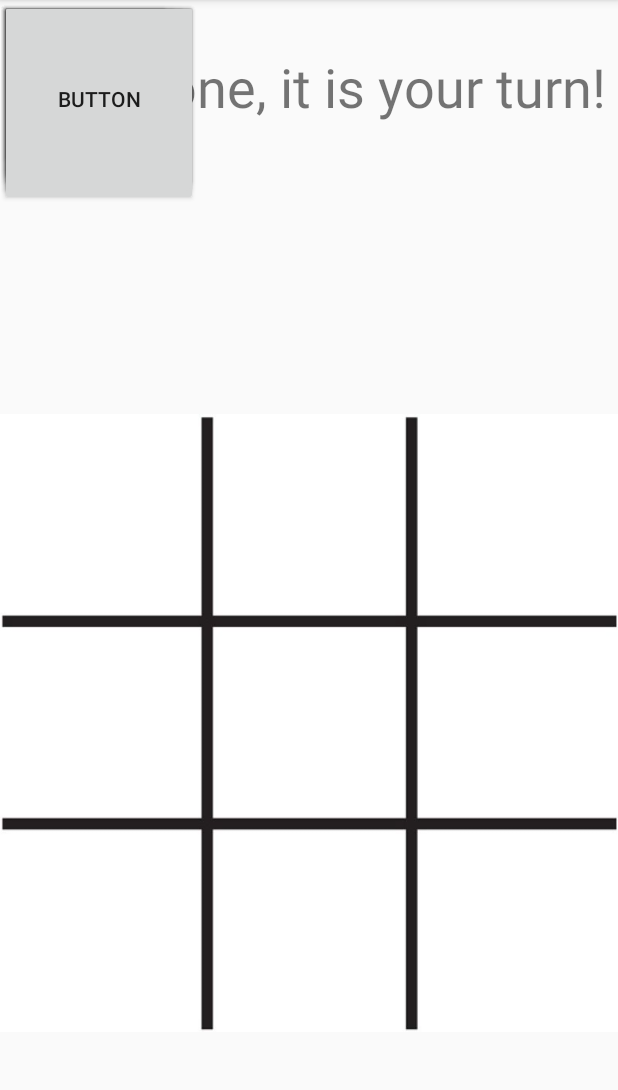
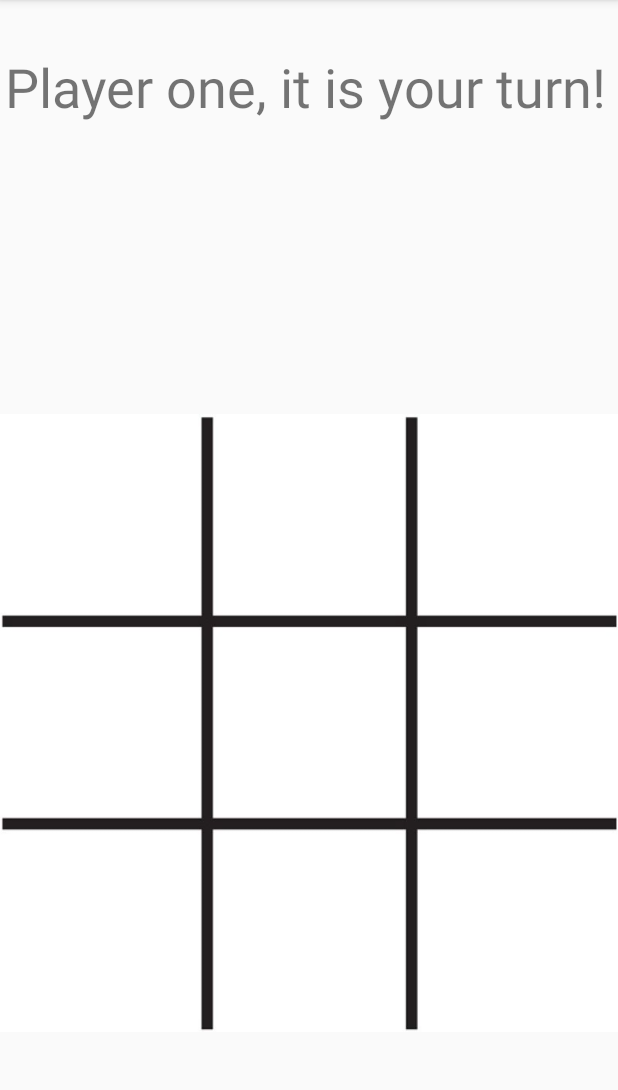
Before and after one commit to DanielSapp/Tic_Tac_Toe, an Android app: the GameActivity screen opened directly, with no data from a screen before it, on a phone screen of 412 x 824 dp, the part 84-1174 px from its top. Run offline under Robolectric (Android 15) with nearby library versions, the phone set to English and light mode, and no system bars.

Commit message:
Formatted buttons to be invisible and have correct text size to be later updated.

```diff
--- a/app/src/main/res/layout/activity_game.xml
+++ b/app/src/main/res/layout/activity_game.xml
@@ -31,71 +31,98 @@
         android:id="@+id/ULButton"
         android:layout_width="120dp"
         android:layout_height="123dp"
-        android:text="Button"
-        tools:layout_editor_absoluteX="7dp"
-        tools:layout_editor_absoluteY="264dp" />
+        android:layout_marginStart="7dp"
+        android:layout_marginTop="264dp"
+        android:textSize="36sp"
+        android:visibility="invisible"
+        app:layout_constraintStart_toStartOf="parent"
+        app:layout_constraintTop_toTopOf="parent" />
 
     <Button
         android:id="@+id/UMButton"
         android:layout_width="114dp"
         android:layout_height="124dp"
-        android:text="Button"
-        tools:layout_editor_absoluteX="150dp"
-        tools:layout_editor_absoluteY="262dp" />
+        android:layout_marginStart="150dp"
+        android:layout_marginTop="262dp"
+        android:textSize="36sp"
+        android:visibility="invisible"
+        app:layout_constraintStart_toStartOf="parent"
+        app:layout_constraintTop_toTopOf="parent" />
 
     <Button
         android:id="@+id/URButton"
         android:layout_width="114dp"
         android:layout_height="112dp"
-        android:text="Button"
-        tools:layout_editor_absoluteX="284dp"
-        tools:layout_editor_absoluteY="266dp" />
+        android:layout_marginStart="284dp"
+        android:layout_marginTop="266dp"
+        android:textSize="36sp"
+        android:visibility="invisible"
+        app:layout_constraintStart_toStartOf="parent"
+        app:layout_constraintTop_toTopOf="parent" />
 
     <Button
         android:id="@+id/MMButton"
         android:layout_width="125dp"
         android:layout_height="120dp"
-        android:text="Button"
-        tools:layout_editor_absoluteX="145dp"
-        tools:layout_editor_absoluteY="402dp" />
+        android:layout_marginStart="145dp"
+        android:layout_marginTop="402dp"
+        android:textSize="36sp"
+        android:visibility="invisible"
+        app:layout_constraintStart_toStartOf="parent"
+        app:layout_constraintTop_toTopOf="parent" />
 
     <Button
         android:id="@+id/RRButton"
         android:layout_width="131dp"
         android:layout_height="127dp"
-        android:text="Button"
-        tools:layout_editor_absoluteX="278dp"
-        tools:layout_editor_absoluteY="400dp" />
+        android:layout_marginStart="278dp"
+        android:layout_marginTop="400dp"
+        android:textSize="36sp"
+        android:visibility="invisible"
+        app:layout_constraintStart_toStartOf="parent"
+        app:layout_constraintTop_toTopOf="parent" />
 
     <Button
         android:id="@+id/MLButton"
         android:layout_width="132dp"
         android:layout_height="127dp"
-        android:text="Button"
-        tools:layout_editor_absoluteX="1dp"
-        tools:layout_editor_absoluteY="400dp" />
+        android:layout_marginStart="1dp"
+        android:layout_marginTop="400dp"
+        android:textSize="36sp"
+        android:visibility="invisible"
+        app:layout_constraintStart_toStartOf="parent"
+        app:layout_constraintTop_toTopOf="parent" />
 
     <Button
         android:id="@+id/BLButton"
         android:layout_width="132dp"
         android:layout_height="137dp"
-        android:text="Button"
-        tools:layout_editor_absoluteX="1dp"
-        tools:layout_editor_absoluteY="534dp" />
+        android:layout_marginStart="1dp"
+        android:layout_marginTop="534dp"
+        android:textSize="36sp"
+        android:visibility="invisible"
+        app:layout_constraintStart_toStartOf="parent"
+        app:layout_constraintTop_toTopOf="parent" />
 
     <Button
         android:id="@+id/BMButton"
         android:layout_width="130dp"
         android:layout_height="133dp"
-        android:text="Button"
-        tools:layout_editor_absoluteX="142dp"
-        tools:layout_editor_absoluteY="534dp" />
+        android:layout_marginStart="142dp"
+        android:layout_marginTop="534dp"
+        android:textSize="36sp"
+        android:visibility="invisible"
+        app:layout_constraintStart_toStartOf="parent"
+        app:layout_constraintTop_toTopOf="parent" />
 
     <Button
         android:id="@+id/BRButton"
         android:layout_width="132dp"
         android:layout_height="132dp"
-        android:text="Button"
-        tools:layout_editor_absoluteX="277dp"
-        tools:layout_editor_absoluteY="533dp" />
+        android:layout_marginStart="277dp"
+        android:layout_marginTop="533dp"
+        android:textSize="36sp"
+        android:visibility="invisible"
+        app:layout_constraintStart_toStartOf="parent"
+        app:layout_constraintTop_toTopOf="parent" />
 </androidx.constraintlayout.widget.ConstraintLayout>
```
